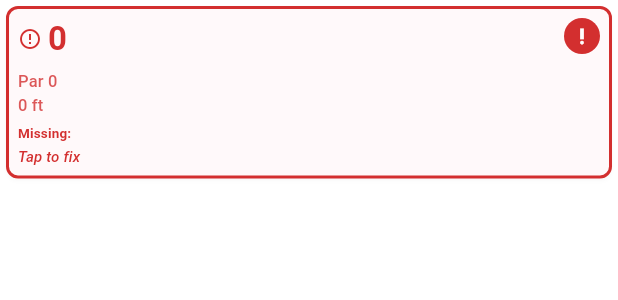
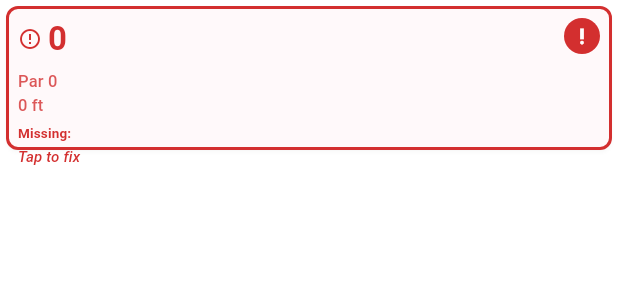
Before and after one commit to joevdiscgolf/turbo_disc_golf, a Flutter app: the _HoleGridItem widget shown alone on an empty page, opened directly with empty values, on a phone screen of 412 x 824 dp. Shown: the top 300 px of the screen. Run offline on Flutter 3.47's test engine with Material 3 defaults, Android fonts, the phone set to English and light mode, and no system bars; our stand-ins replace cloud_firestore, firebase_core, flutter_animate, flutter_bounceable, flutter_dotenv, flutter_markdown and 8 more; missing offline and left inert: google_mlkit_text_recognition; accounts and stored records are empty; network calls fail.

Commit message:
Set universal height of 96px for all hole grid tiles
Fixed bug where missing/incomplete hole tiles had inconsistent heights:
- Set height: 96 for incomplete holes (red border tiles)
- Updated height from 94 to 96 for empty holes (grey border tiles)
- Set height: 96 for regular/complete holes
- Applied same 96px height to HolesGrid component for consistency

All hole tiles now have uniform height across both grids.

```diff
--- a/lib/screens/round_processing/components/editable_holes_grid.dart
+++ b/lib/screens/round_processing/components/editable_holes_grid.dart
@@ -136,6 +136,7 @@ class _HoleGridItem extends StatelessWidget {
             ),
           ),
           child: Container(
+            height: 96,
             decoration: BoxDecoration(
               color: backgroundColor.withValues(alpha: 0.3),
               borderRadius: BorderRadius.circular(8),
@@ -250,7 +251,7 @@ class _HoleGridItem extends StatelessWidget {
             ),
           ),
           child: Container(
-            height: 94,
+            height: 96,
             padding: const EdgeInsets.all(8),
             decoration: BoxDecoration(
               color: Colors.grey.withValues(alpha: 0.05),
@@ -386,6 +387,7 @@ class _HoleGridItem extends StatelessWidget {
         elevation: 2,
         shape: RoundedRectangleBorder(borderRadius: BorderRadius.circular(8)),
         child: Container(
+          height: 96,
           decoration: BoxDecoration(
             gradient: LinearGradient(
               begin: Alignment.topLeft,
--- a/lib/screens/round_review/tabs/course_tab/components/holes_grid.dart
+++ b/lib/screens/round_review/tabs/course_tab/components/holes_grid.dart
@@ -100,6 +100,7 @@ class _HoleGridItem extends StatelessWidget {
         elevation: 2,
         shape: RoundedRectangleBorder(borderRadius: BorderRadius.circular(8)),
         child: Container(
+          height: 96,
           decoration: BoxDecoration(
             gradient: LinearGradient(
               begin: Alignment.topLeft,
```
